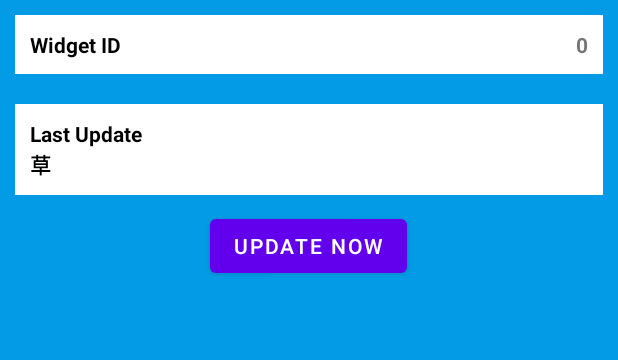
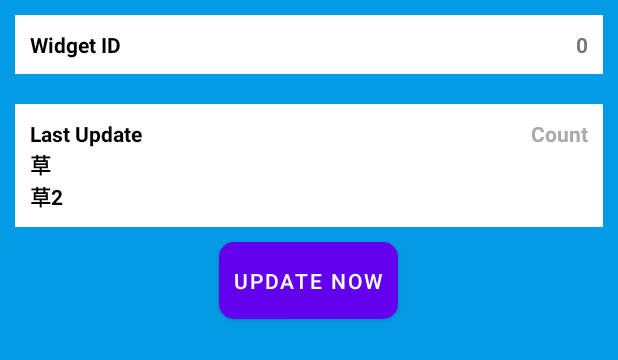
Before and after one commit to muri27/PAPB2-BroadcastReceiver, an Android app: the layout new_app_widget.xml on its own in the app's theme, with its tools: preview values and no code run, on a phone screen of 412 x 824 dp. Shown: the top 360 px of the screen. Run offline under Robolectric (Android 15) with nearby library versions, the phone set to English and light mode, and no system bars.

Commit message:
Fix Style Widget

```diff
--- a/app/src/main/java/com/example/broadcastreceiver/NewAppWidget.java
+++ b/app/src/main/java/com/example/broadcastreceiver/NewAppWidget.java
@@ -37,11 +37,14 @@ public class NewAppWidget extends AppWidgetProvider {
         Calendar calendar = Calendar.getInstance();
         SimpleDateFormat sdf = new SimpleDateFormat("dd MMMM yyyy");
         String dateString= sdf.format(calendar.getTime());
+
         //...+"" automate become String
         // Construct the RemoteViews object
         RemoteViews views = new RemoteViews(context.getPackageName(), R.layout.new_app_widget);
         views.setTextViewText(R.id.app_widget_id, appWidgetId+"");
-        views.setTextViewText(R.id.app_widget_update, count+"@"+timeString+"@"+dateString);
+        views.setTextViewText(R.id.app_widget_count, count+"");
+        views.setTextViewText(R.id.app_widget_update_date, dateString+"");
+        views.setTextViewText(R.id.app_widget_update_time, timeString+"");
 
         //Save the last update to shared preference
         //Every 30 min date will be automatically update
--- /dev/null
+++ b/app/src/main/res/drawable/ic_rounded_button.xml
@@ -0,0 +1,5 @@
+<?xml version="1.0" encoding="utf-8"?>
+<shape xmlns:android="http://schemas.android.com/apk/res/android">
+    <corners android:radius="10dp"/>
+    <solid android:color="@color/purple_500"/>
+</shape>
--- a/app/src/main/res/layout/new_app_widget.xml
+++ b/app/src/main/res/layout/new_app_widget.xml
@@ -39,24 +39,50 @@
         android:padding="10dp"
         android:layout_margin="10dp"
         android:background="@color/white">
+        <RelativeLayout
+            android:layout_width="match_parent"
+            android:layout_height="match_parent"
+            android:orientation="horizontal">
             <TextView
+                android:id="@+id/tv_title"
                 android:layout_width="wrap_content"
                 android:layout_height="wrap_content"
                 android:textStyle="bold"
                 android:textColor="@color/black"
                 android:text="Last Update"/>
+
             <TextView
-            android:id="@+id/app_widget_update"
+                android:id="@+id/app_widget_count"
+                android:layout_width="wrap_content"
+                android:layout_height="wrap_content"
+                android:text="Count"
+                android:layout_alignParentEnd="true"
+                android:textColor="@android:color/darker_gray"
+                android:textStyle="bold"
+                android:layout_alignParentRight="true" />
+        </RelativeLayout>
+        <TextView
+            android:id="@+id/app_widget_update_time"
             android:layout_width="wrap_content"
             android:layout_height="wrap_content"
             android:textStyle="bold"
             android:textColor="@color/black"
             android:text="草"/>
+        <TextView
+            android:id="@+id/app_widget_update_date"
+            android:layout_width="wrap_content"
+            android:layout_height="wrap_content"
+            android:textStyle="bold"
+            android:textColor="@color/black"
+            android:text="草2"/>
     </LinearLayout>
     <Button
         android:id="@+id/button_update"
+        android:textColor="@color/white"
+        android:background="@drawable/ic_rounded_button"
         android:layout_width="wrap_content"
         android:layout_height="wrap_content"
+        android:padding="10dp"
         android:layout_below="@id/section_update"
         android:layout_centerHorizontal="true"
         android:text="Update Now" />
```
Lines whose indentation alone changed are shown as unchanged.
